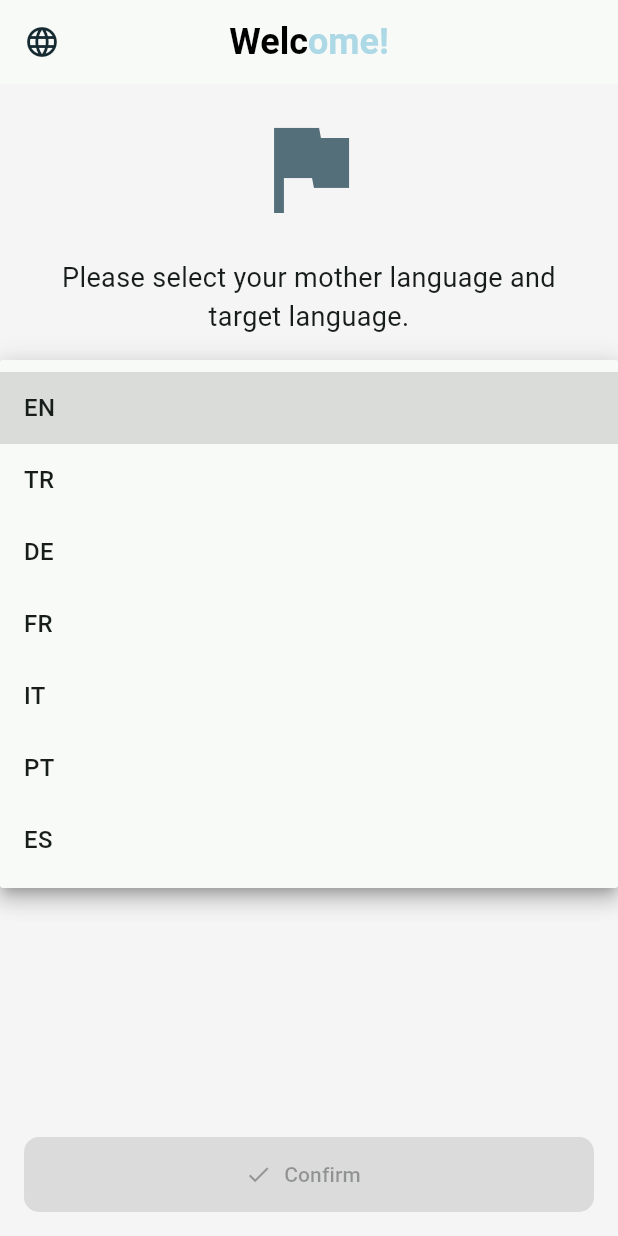
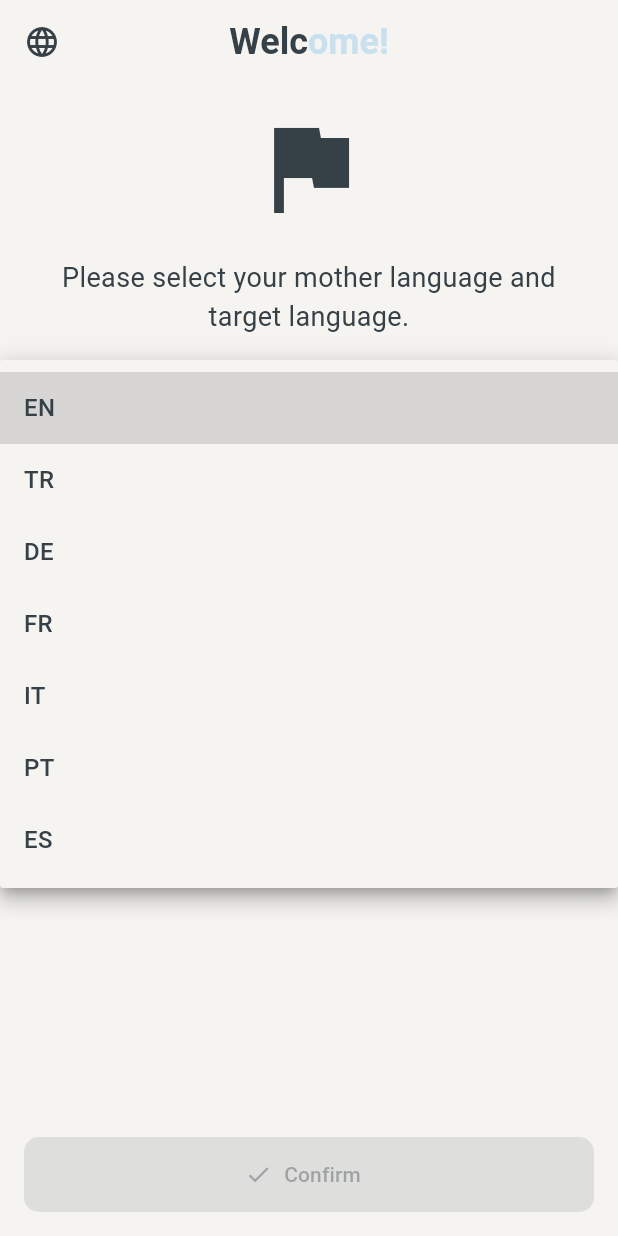
Before and after one commit to Segelll/PolyDeck, a Flutter app: the screen it shows after launch, after a tap on "Mother Language", on a phone screen of 412 x 824 dp. Run offline on Flutter 3.47's test engine with Material 3 defaults, Android fonts, the phone set to English and light mode, and no system bars; our stand-ins replace drift, file_picker, flutter_riverpod, share_plus; missing offline and left inert: fsrs; accounts and stored records are empty; generated files the repository leaves out were written again.

Commit message:
refactor: centralize Pantone app palette

```diff
--- /dev/null
+++ b/lib/core/theme/app_palette.dart
@@ -0,0 +1,25 @@
+import 'package:flutter/material.dart';
+
+/// The small, low-saturation palette used across PolyDeck.
+///
+/// The names mirror the supplied Pantone reference. Semantic colors that are
+/// not part of the reference use the same neutral family so the palette stays
+/// calm while text still has enough contrast to remain readable.
+class AppPalette {
+  AppPalette._();
+
+  static const Color lemonIcing = Color(0xFFF3EBCB);
+  static const Color nimbusCloud = Color(0xFFD6D6D8);
+  static const Color raindropsOnRoses = Color(0xFFE8D8DC);
+  static const Color cloudDancer = Color(0xFFF5F4F1);
+  static const Color iceMelt = Color(0xFFC9E0EF);
+  static const Color peachDust = Color(0xFFEACFC0);
+  static const Color almostAqua = Color(0xFFC4D3BD);
+  static const Color orchidTint = Color(0xFFD8D0DB);
+
+  static const Color ink = Color(0xFF354047);
+  static const Color mutedInk = Color(0xFF69757A);
+  static const Color outline = Color(0xFFBFC7C7);
+  static const Color shadow = Color(0x26000000);
+  static const Color white = Color(0xFFFFFFFF);
+}
--- a/lib/core/theme/app_theme.dart
+++ b/lib/core/theme/app_theme.dart
@@ -1,68 +1,97 @@
 import 'package:flutter/material.dart';
+import 'package:poly2/core/theme/app_palette.dart';
 
 /// Centralized theme configuration for PolyDeck.
 class AppTheme {
   AppTheme._();
 
-  // ── Brand Colors ──
+  // Compatibility names used by the FSRS card state UI.
+  static const Color primaryBlue = AppPalette.iceMelt;
+  static const Color cardRed = AppPalette.raindropsOnRoses;
+  static const Color cardGreen = AppPalette.almostAqua;
+  static const Color cardYellow = AppPalette.lemonIcing;
+  static const Color cardDefault = AppPalette.nimbusCloud;
 
-  static const Color primaryBlue = Color(0xFFADD8E6);
-  static const Color cardRed = Colors.red;
-  static const Color cardGreen = Colors.green;
-  static const Color cardYellow = Color.fromARGB(255, 179, 130, 8);
-  static const Color cardDefault = Colors.grey;
-
-  // FSRS 4-button rating colors
-  static const Color ratingAgain = Colors.red;
-  static const Color ratingHard = Colors.orange;
-  static const Color ratingGood = Color(0xFF8BC34A); // Light green
-  static const Color ratingEasy = Colors.blue;
-
-  // ── Gradients ──
+  // FSRS 4-button rating colors. The on-color is intentionally shared so the
+  // four soft surfaces remain consistent and readable on small screens.
+  static const Color ratingAgain = AppPalette.raindropsOnRoses;
+  static const Color ratingHard = AppPalette.peachDust;
+  static const Color ratingGood = AppPalette.almostAqua;
+  static const Color ratingEasy = AppPalette.iceMelt;
+  static const Color ratingOnColor = AppPalette.ink;
 
   static const LinearGradient selectedDeckGradient = LinearGradient(
-    colors: [Color(0xFF2196F3), Color(0xFF64B5F6)],
+    colors: [AppPalette.almostAqua, AppPalette.iceMelt],
     begin: Alignment.topLeft,
     end: Alignment.bottomRight,
   );
 
   static const LinearGradient unselectedDeckGradient = LinearGradient(
-    colors: [Color(0xFF9E9E9E), Color(0xFFBDBDBD)],
+    colors: [AppPalette.nimbusCloud, AppPalette.orchidTint],
     begin: Alignment.topLeft,
     end: Alignment.bottomRight,
   );
 
   static const LinearGradient bodyGradient = LinearGradient(
-    colors: [Color(0xFFECEFF1), Colors.white],
+    colors: [AppPalette.cloudDancer, AppPalette.white],
     begin: Alignment.topCenter,
     end: Alignment.bottomCenter,
   );
 
-  // ── Theme Data ──
-
   static ThemeData get lightTheme {
     final scheme =
         ColorScheme.fromSeed(
-          seedColor: const Color(0xFF4E8572),
+          seedColor: AppPalette.almostAqua,
           brightness: Brightness.light,
         ).copyWith(
-          primary: const Color(0xFF31554A),
-          onPrimary: Colors.white,
-          secondary: const Color(0xFFD9785A),
-          surface: const Color(0xFFF8FAF8),
+          primary: AppPalette.almostAqua,
+          onPrimary: AppPalette.ink,
+          primaryContainer: AppPalette.almostAqua,
+          onPrimaryContainer: AppPalette.ink,
+          secondary: AppPalette.peachDust,
+          onSecondary: AppPalette.ink,
+          secondaryContainer: AppPalette.peachDust,
+          onSecondaryContainer: AppPalette.ink,
+          tertiary: AppPalette.iceMelt,
+          onTertiary: AppPalette.ink,
+          tertiaryContainer: AppPalette.iceMelt,
+          onTertiaryContainer: AppPalette.ink,
+          error: AppPalette.raindropsOnRoses,
+          onError: AppPalette.ink,
+          errorContainer: AppPalette.raindropsOnRoses,
+          onErrorContainer: AppPalette.ink,
+          surface: AppPalette.cloudDancer,
+          onSurface: AppPalette.ink,
+          surfaceContainer: AppPalette.cloudDancer,
+          surfaceContainerHighest: AppPalette.nimbusCloud,
+          onSurfaceVariant: AppPalette.mutedInk,
+          outline: AppPalette.outline,
+          outlineVariant: AppPalette.nimbusCloud,
         );
+
     return ThemeData(
       colorScheme: scheme,
       brightness: Brightness.light,
-      scaffoldBackgroundColor: const Color(0xFFF8FAF8),
+      scaffoldBackgroundColor: AppPalette.cloudDancer,
       appBarTheme: const AppBarTheme(
         elevation: 0,
-        backgroundColor: Color(0xFFF8FAF8),
-        foregroundColor: Color(0xFF162A32),
+        backgroundColor: AppPalette.cloudDancer,
+        foregroundColor: AppPalette.ink,
       ),
       elevatedButtonTheme: ElevatedButtonThemeData(
         style: ElevatedButton.styleFrom(
           minimumSize: const Size(0, 46),
+          foregroundColor: AppPalette.ink,
+          backgroundColor: AppPalette.almostAqua,
+          shape: const RoundedRectangleBorder(
+            borderRadius: BorderRadius.all(Radius.circular(10)),
+          ),
+        ),
+      ),
+      filledButtonTheme: FilledButtonThemeData(
+        style: FilledButton.styleFrom(
+          foregroundColor: AppPalette.ink,
+          backgroundColor: AppPalette.almostAqua,
           shape: const RoundedRectangleBorder(
             borderRadius: BorderRadius.all(Radius.circular(10)),
           ),
@@ -70,19 +99,25 @@ class AppTheme {
       ),
       cardTheme: const CardThemeData(
         elevation: 0,
-        color: Colors.white,
+        color: AppPalette.white,
         shape: RoundedRectangleBorder(
           borderRadius: BorderRadius.all(Radius.circular(12)),
         ),
       ),
       navigationDrawerTheme: const NavigationDrawerThemeData(
-        backgroundColor: Color(0xFFF8FAF8),
-        indicatorColor: Color(0xFFD5E5DE),
+        backgroundColor: AppPalette.cloudDancer,
+        indicatorColor: AppPalette.almostAqua,
+        surfaceTintColor: Colors.transparent,
       ),
       tabBarTheme: const TabBarThemeData(
-        labelColor: Color(0xFF31554A),
-        unselectedLabelColor: Color(0xFF6D7C80),
-        indicatorColor: Color(0xFFD9785A),
+        labelColor: AppPalette.ink,
+        unselectedLabelColor: AppPalette.mutedInk,
+        indicatorColor: AppPalette.peachDust,
+      ),
+      inputDecorationTheme: const InputDecorationTheme(
+        focusedBorder: OutlineInputBorder(
+          borderSide: BorderSide(color: AppPalette.ink),
+        ),
       ),
     );
   }
@@ -90,7 +125,7 @@ class AppTheme {
   static ThemeData get darkTheme {
     return ThemeData(
       colorScheme: ColorScheme.fromSeed(
-        seedColor: const Color(0xFF4E8572),
+        seedColor: AppPalette.almostAqua,
         brightness: Brightness.dark,
       ),
       brightness: Brightness.dark,
--- a/lib/pages/first_time_selection_page.dart
+++ b/lib/pages/first_time_selection_page.dart
@@ -5,6 +5,7 @@ import 'package:flutter_riverpod/flutter_riverpod.dart';
 import 'package:poly2/pages/app_shell.dart';
 import 'package:poly2/presentation/providers/settings_provider.dart';
 import 'package:poly2/core/constants/language_codes.dart';
+import 'package:poly2/core/theme/app_palette.dart';
 import 'package:poly2/l10n/generated/app_localizations.dart';
 import 'package:poly2/presentation/widgets/half_colored_title.dart';
 
@@ -33,11 +34,11 @@ class _FirstTimeSelectionPageState
         centerTitle: true,
       ),
       body: Container(
-        color: Colors.grey[100],
+        color: AppPalette.cloudDancer,
         padding: const EdgeInsets.all(16.0),
         child: Column(
           children: [
-            Icon(Icons.flag, size: 80, color: Colors.blueGrey[600]),
+            const Icon(Icons.flag, size: 80, color: AppPalette.ink),
             const SizedBox(height: 20),
             Text(
               local.firstTimePromptContent,
--- a/lib/pages/splash_screen.dart
+++ b/lib/pages/splash_screen.dart
@@ -3,6 +3,7 @@ import 'dart:async';
 import 'package:flutter/material.dart';
 import 'package:flutter_riverpod/flutter_riverpod.dart';
 import 'package:poly2/pages/app_shell.dart';
+import 'package:poly2/core/theme/app_palette.dart';
 import 'package:poly2/pages/first_time_selection_page.dart';
 import 'package:poly2/domain/state/language_preferences.dart';
 import 'package:poly2/presentation/providers/settings_provider.dart';
@@ -22,15 +23,16 @@ class _SplashScreenState extends ConsumerState<SplashScreen> {
   }
 
   Future<void> _routeFromSplash() async {
-    await Future<void>.delayed(const Duration(milliseconds: 650));
+    // Start database initialization immediately, while keeping the splash
+    // visible long enough to avoid a one-frame flash on fast devices.
+    final preferencesFuture = ref.read(settingsProvider.future);
+    await Future<void>.delayed(const Duration(milliseconds: 200));
     var isFirstTime = true;
     try {
-      final preferences = await ref
-          .read(settingsProvider.future)
-          .timeout(
-            const Duration(seconds: 8),
-            onTimeout: () => LanguagePreferences.defaultPreferences,
-          );
+      final preferences = await preferencesFuture.timeout(
+        const Duration(seconds: 8),
+        onTimeout: () => LanguagePreferences.defaultPreferences,
+      );
       isFirstTime = preferences.isFirstTime;
     } catch (_) {
       // A broken or unavailable local database must not leave the app stuck
@@ -54,7 +56,7 @@ class _SplashScreenState extends ConsumerState<SplashScreen> {
   @override
   Widget build(BuildContext context) {
     return Scaffold(
-      backgroundColor: const Color(0xFFF8FAF8),
+      backgroundColor: AppPalette.cloudDancer,
       body: Center(
         child: Column(
           mainAxisAlignment: MainAxisAlignment.center,
@@ -74,7 +76,7 @@ class _SplashScreenState extends ConsumerState<SplashScreen> {
               style: TextStyle(
                 fontSize: 30,
                 fontWeight: FontWeight.w800,
-                color: Color(0xFF162A32),
+                color: AppPalette.ink,
               ),
             ),
           ],
--- a/lib/presentation/widgets/half_colored_title.dart
+++ b/lib/presentation/widgets/half_colored_title.dart
@@ -1,4 +1,5 @@
 import 'package:flutter/material.dart';
+import 'package:poly2/core/theme/app_palette.dart';
 
 /// A title widget where the second half of the text is colored light blue.
 ///
@@ -15,18 +16,15 @@ class HalfColoredTitle extends StatelessWidget {
     return RichText(
       textAlign: TextAlign.center,
       text: TextSpan(
-        style: const TextStyle(
-          fontSize: 24,
-          fontWeight: FontWeight.bold,
-        ),
+        style: const TextStyle(fontSize: 24, fontWeight: FontWeight.bold),
         children: [
           TextSpan(
             text: text.substring(0, half),
-            style: const TextStyle(color: Colors.black),
+            style: const TextStyle(color: AppPalette.ink),
           ),
           TextSpan(
             text: text.substring(half),
-            style: const TextStyle(color: Color(0xFFADD8E6)),
+            style: const TextStyle(color: AppPalette.iceMelt),
           ),
         ],
       ),
```
Also changed, not shown: lib/pages/app_shell.dart (+10 -10 lines), lib/pages/decks_page.dart (+14 -9 lines), lib/pages/exam_page.dart (+23 -20 lines), lib/pages/home_page.dart (+12 -15 lines), lib/pages/monthly_page.dart (+12 -9 lines), lib/pages/settings_page.dart (+11 -7 lines), lib/pages/srs_settings_page.dart (+11 -5 lines), lib/pages/weekly_page.dart (+11 -7 lines).
